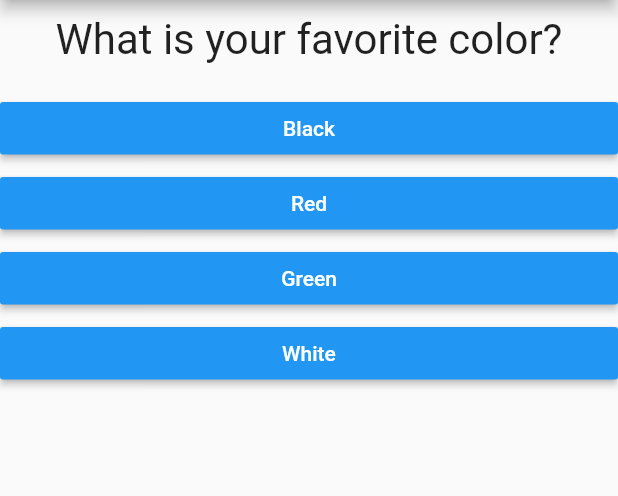
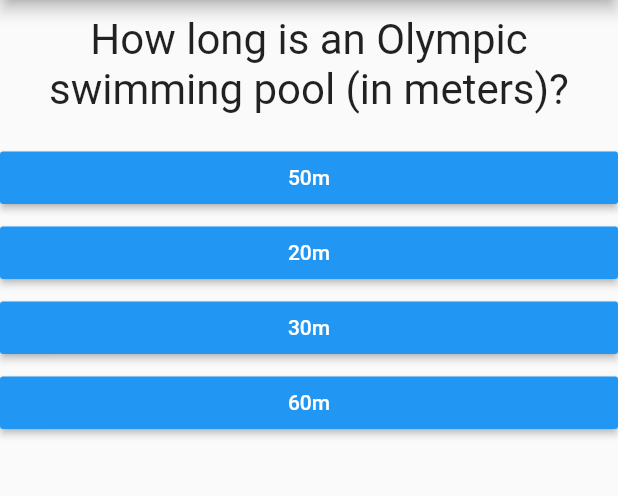
Before and after one commit to patricklec/quiz_app, a Flutter app: the screen it shows after launch, on a phone screen of 412 x 824 dp, the part 84-580 px from its top. Run offline on Flutter 3.47's test engine with Material 2 defaults, Android fonts, the phone set to English and light mode, and no system bars.

Commit message:
App now has 3 questions and shows how many correct answers were given

```diff
--- a/quiz_app/lib/main.dart
+++ b/quiz_app/lib/main.dart
@@ -2,8 +2,9 @@
 
 import "package:flutter/material.dart";
 
-import './answer.dart';
-import "./question.dart";
+import "./answer.dart";
+import "./quiz.dart";
+import 'result.dart';
 
 void main() {
   runApp(MyApp());
@@ -17,26 +18,46 @@ class MyApp extends StatefulWidget {
 }
 
 class _MyAppState extends State<MyApp> {
-  var questions = [
+  final _questions = [
     {
-      "question": "What is your favorite color?",
-      "answers": ["Black", "Red", "Green", "White"]
+      "question": "How long is an Olympic swimming pool (in meters)?",
+      "answers": [
+        {"answer": "50m", "correct": true},
+        {"answer": "20m", "correct": false},
+        {"answer": "30m", "correct": false},
+        {"answer": "60m", "correct": false}
+      ]
     },
     {
-      "question": "What is your favorite animal?",
-      "answers": ["Rabbit", "Dog", "Cat", "Horse"]
+      "question":
+          "What countries made up the original Axis powers in World War II?",
+      "answers": [
+        {"answer": "Germany, France, Italy", "correct": false},
+        {"answer": "Germany, Denmark, Italy", "correct": false},
+        {"answer": "Germany, Italy, Japan", "correct": true},
+        {"answer": "Germany, Romania, Italy", "correct": false}
+      ]
     },
     {
-      "question": "What is your favorite season?",
-      "answers": ["Spring", "Summer", "Fall", "Winter"]
+      "question": "What is cynophobia?",
+      "answers": [
+        {"answer": "Fear of sarcasm", "correct": false},
+        {"answer": "Fear of dogs", "correct": true},
+        {"answer": "Fear of storms", "correct": false},
+        {"answer": "Fear of cynicism", "correct": false}
+      ]
     }
   ];
 
   var _questionIndex = 0;
+  var _total_score = 0;
 
-  void _answerQuestion() {
+  void _answerQuestion(bool correct) {
+    if (correct == true) {
+      _total_score += 1;
+    }
+
     setState(() {
-      print("Answer chosen!");
       _questionIndex = _questionIndex + 1;
     });
   }
@@ -48,17 +69,13 @@ class _MyAppState extends State<MyApp> {
         appBar: AppBar(
           title: Text("MyApp"),
         ),
-        body: Column(
-          children: [
-            Question(
-              questions[_questionIndex]["question"] as String,
-            ),
-            ...(questions[_questionIndex]["answers"] as List<String>)
-                .map((answer) {
-              return Answer(_answerQuestion, answer);
-            }).toList()
-          ],
-        ),
+        body: _questionIndex < _questions.length
+            ? Quiz(
+                answerQuestion: _answerQuestion,
+                questions: _questions,
+                questionIndex: _questionIndex,
+              )
+            : Result(_total_score, _questions.length),
       ),
     );
   }
--- /dev/null
+++ b/quiz_app/lib/quiz.dart
@@ -0,0 +1,31 @@
+import 'package:flutter/material.dart';
+
+import 'answer.dart';
+import 'question.dart';
+
+class Quiz extends StatelessWidget {
+  final List<Map<String, Object>> questions;
+  final Function answerQuestion;
+  final int questionIndex;
+
+  Quiz(
+      {required this.questions,
+      required this.answerQuestion,
+      required this.questionIndex});
+
+  @override
+  Widget build(BuildContext context) {
+    return Column(
+      children: [
+        Question(
+          questions[questionIndex]["question"] as String,
+        ),
+        ...(questions[questionIndex]["answers"] as List<Map<String, Object>>)
+            .map((answer) {
+          return Answer(() => answerQuestion(answer["correct"]),
+              answer["answer"] as String);
+        }).toList()
+      ],
+    );
+  }
+}
```
Also changed, not shown: quiz_app/lib/result.dart (added, +33 -0 lines).
